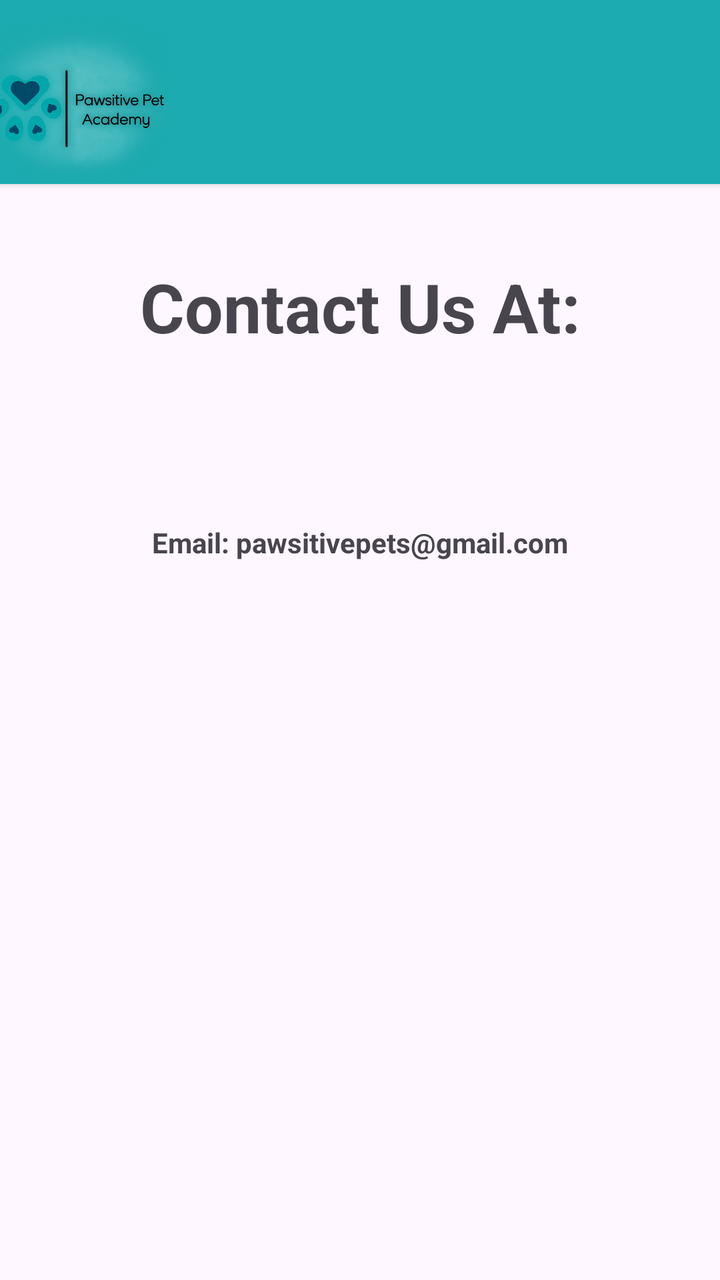
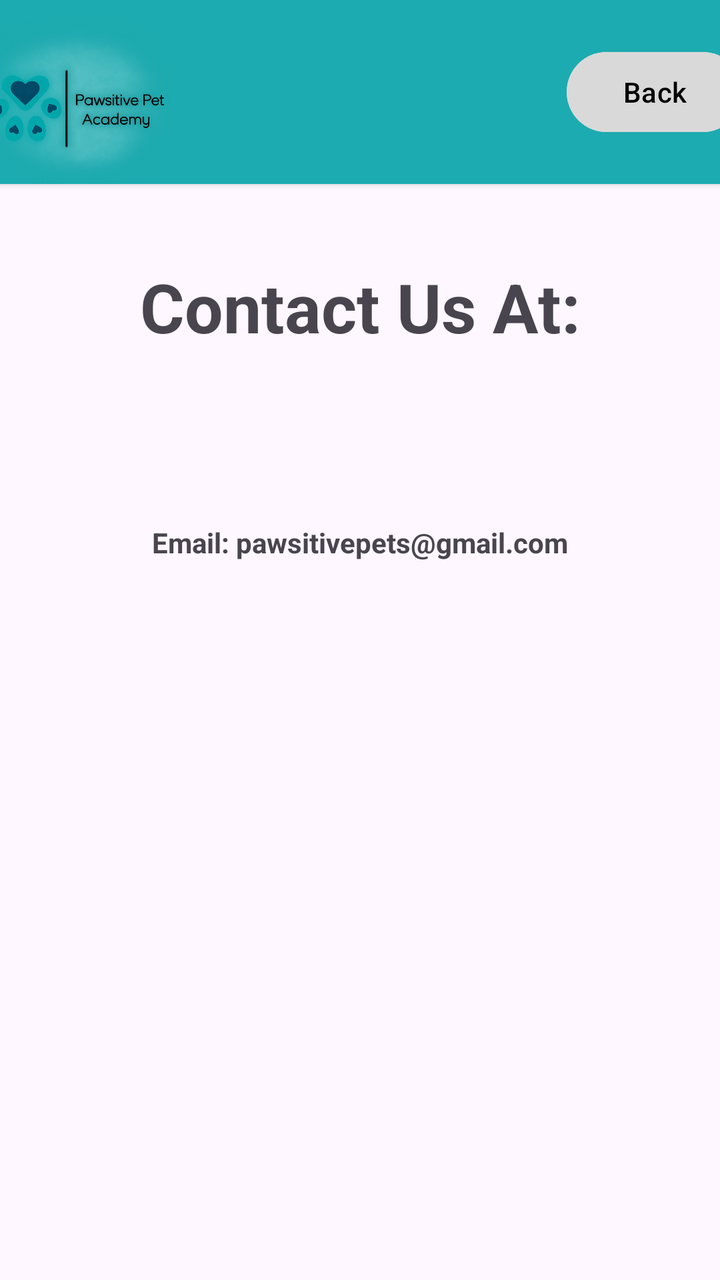

Before-and-after screenshots of an Android layout around one commit, followed by the original layout XML and the change that was made.
<!-- AndroidManifest.xml: application theme Theme.PawsitivePets -->
<!-- res/layout/activity_contact_us_page.xml -->
<?xml version="1.0" encoding="utf-8"?>
<androidx.constraintlayout.widget.ConstraintLayout xmlns:android="http://schemas.android.com/apk/res/android"
    xmlns:app="http://schemas.android.com/apk/res-auto"
    xmlns:tools="http://schemas.android.com/tools"
    android:id="@+id/main"
    android:layout_width="match_parent"
    android:layout_height="match_parent"
    tools:context=".ContactUsPage">

    <TextView
        android:id="@+id/textView5"
        android:layout_width="wrap_content"
        android:layout_height="wrap_content"
        android:padding="5dp"
        android:text="Email: pawsitivepets@gmail.com"
        android:textStyle="bold"
        app:layout_constraintBottom_toBottomOf="parent"
        app:layout_constraintEnd_toEndOf="parent"
        app:layout_constraintStart_toStartOf="parent"
        app:layout_constraintTop_toTopOf="parent"
        app:layout_constraintVertical_bias="0.42" />

    <TextView
        android:id="@+id/txtContactUs"
        android:layout_width="wrap_content"
        android:layout_height="wrap_content"
        android:gravity="center"
        android:text="Contact Us At:"
        android:textSize="34sp"
        android:textStyle="bold"
        app:layout_constraintBottom_toBottomOf="parent"
        app:layout_constraintEnd_toEndOf="parent"
        app:layout_constraintStart_toStartOf="parent"
        app:layout_constraintTop_toTopOf="@+id/cardView2"
        app:layout_constraintVertical_bias="0.22" />

    <androidx.cardview.widget.CardView
        android:id="@+id/cardView2"
        android:layout_width="414dp"
        android:layout_height="92dp"
        app:cardBackgroundColor="#1CABB0"
        app:layout_constraintBottom_toBottomOf="parent"
        app:layout_constraintEnd_toEndOf="parent"
        app:layout_constraintStart_toStartOf="parent"
        app:layout_constraintTop_toTopOf="parent"
        app:layout_constraintVertical_bias="0.0">

        <ImageView
            android:id="@+id/imageView"
            android:layout_width="130dp"
            android:layout_height="match_parent"
            app:srcCompat="@drawable/logo_1" />
    </androidx.cardview.widget.CardView>

</androidx.constraintlayout.widget.ConstraintLayout>
<!-- resources referenced by this layout -->
<resources>
  <!-- drawable logo_1: png bitmap (drawable, 235545 bytes) -->
  <style name="Theme.PawsitivePets" parent="Base.Theme.PawsitivePets" />
  <style name="Base.Theme.PawsitivePets" parent="Theme.Material3.DayNight.NoActionBar">
          
          
      </style>
</resources>

<!-- the commit's change to res/layout/activity_contact_us_page.xml (unified diff, before → after) -->
@@ -50,6 +50,16 @@
             android:layout_width="130dp"
             android:layout_height="match_parent"
             app:srcCompat="@drawable/logo_1" />
+
+        <Button
+            android:id="@+id/btnBack"
+            android:layout_width="wrap_content"
+            android:layout_height="wrap_content"
+            android:layout_gravity="end|center_vertical"
+            android:layout_marginEnd="16dp"
+            android:backgroundTint="#D9D9D9"
+            android:text="Back"
+            android:textColor="@color/black" />
     </androidx.cardview.widget.CardView>
 
 </androidx.constraintlayout.widget.ConstraintLayout>
<!-- resource entries referenced after the edit -->
@@ -1,5 +1,6 @@
 <!-- resources referenced by this layout -->
 <resources>
+  <color name="black">#FF000000</color>
   <!-- drawable logo_1: png bitmap (drawable, 235545 bytes) -->
   <style name="Theme.PawsitivePets" parent="Base.Theme.PawsitivePets" />
   <style name="Base.Theme.PawsitivePets" parent="Theme.Material3.DayNight.NoActionBar">
